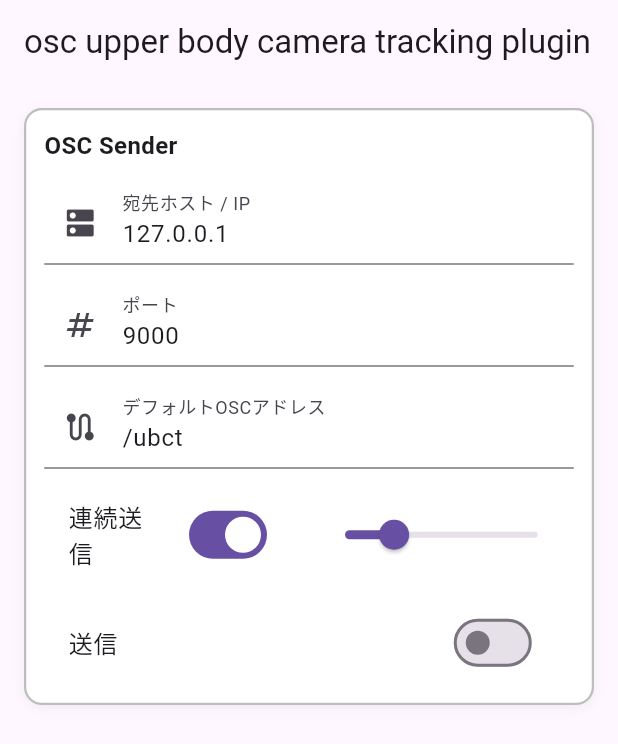
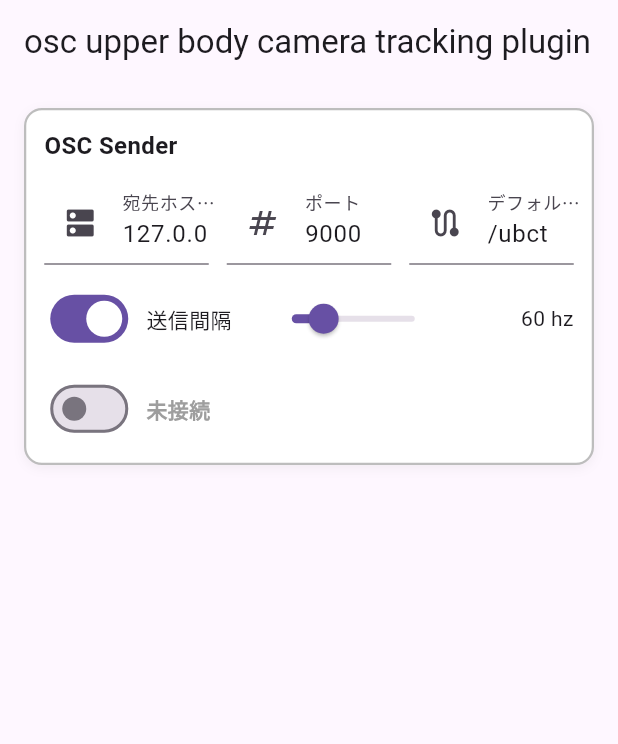
Before and after one commit to FRICK-ELDY/osc_ubct, a Flutter app: the screen it shows after launch, on a phone screen of 412 x 824 dp. Shown: the top 744 px of the screen. Run offline on Flutter 3.47's test engine with Material 3 defaults, Android fonts, the phone set to English and light mode, and no system bars; our stand-ins replace plugin_platform_interface, web.

Commit message:
fix sender panel

```diff
--- a/example/lib/ui/osc_sender_panel/osc_sender_panel_view.dart
+++ b/example/lib/ui/osc_sender_panel/osc_sender_panel_view.dart
@@ -20,8 +20,15 @@ mixin OscSenderPanelView on State<OscSenderPanel>, _OscSenderAPI {
             ),
             const SizedBox(height: 12),
 
+            LayoutBuilder(
+              builder: (context, constraints) {
+                return Row(
+                  crossAxisAlignment: CrossAxisAlignment.start,
+                  children: [
                     // 宛先ホスト/IP
-            TextFormField(
+                    Flexible(
+                      flex: 1,
+                      child: TextFormField(
                         controller: st.hostCtl,
                         decoration: const InputDecoration(
                           labelText: '宛先ホスト / IP',
@@ -30,10 +37,13 @@ mixin OscSenderPanelView on State<OscSenderPanel>, _OscSenderAPI {
                         ),
                         validator: st.validateHost,
                       ),
-            const SizedBox(height: 12),
+                    ),
+                    const SizedBox(width: 12),
 
                     // ポート
-            TextFormField(
+                    Flexible(
+                      flex: 1,
+                      child: TextFormField(
                         controller: st.portCtl,
                         decoration: const InputDecoration(
                           labelText: 'ポート',
@@ -43,10 +53,13 @@ mixin OscSenderPanelView on State<OscSenderPanel>, _OscSenderAPI {
                         keyboardType: TextInputType.number,
                         validator: st.validatePort,
                       ),
-            const SizedBox(height: 12),
+                    ),
+                    const SizedBox(width: 12),
 
                     // デフォルトOSCアドレス
-            TextFormField(
+                    Flexible(
+                      flex: 1,
+                      child: TextFormField(
                         controller: st.addrCtl,
                         decoration: const InputDecoration(
                           labelText: 'デフォルトOSCアドレス',
@@ -55,42 +68,78 @@ mixin OscSenderPanelView on State<OscSenderPanel>, _OscSenderAPI {
                         ),
                         validator: st.validateAddress,
                       ),
+                    ),
+                  ],
+                );
+              },
+            ),
             const SizedBox(height: 12),
 
-            // 連続送信 On/Off ＋ レート
+            // 連続送信 On/Off ＋ レート（数値表示つき： [toggle] [連続送信] [slider] [xx hz] ）
             Row(
               children: [
-                Expanded(
-                  child: SwitchListTile(
-                    title: const Text("連続送信"),
+                // [toggle(有効)]
+                Switch(
                   value: st.sendContinuously,
                   onChanged: (v) => toggleContinuous(v),
                 ),
-                ),
+                const SizedBox(width: 8),
+
+                // [text(連続送信)]
+                const Text('送信間隔'),
+
+                const SizedBox(width: 16),
+
+                // [slider(1~240)]（無効時は操作不可＆半透明）
                 Expanded(
                   child: Opacity(
-                    opacity: st.sendContinuously ? 1 : 0.5,
+                    opacity: st.sendContinuously ? 1.0 : 0.5,
+                    child: IgnorePointer(
+                      ignoring: !st.sendContinuously,
                       child: Slider(
                         value: st.rateLimitHz.clamp(1, 240),
                         min: 1,
                         max: 240,
                         divisions: 239,
-                      label: '${st.rateLimitHz.toStringAsFixed(0)} Hz',
-                      onChanged: st.sendContinuously
-                          ? (v) => changeRate(v)
-                          : null,
+                        onChanged: (v) => changeRate(v),
                       ),
+                    ),
+                  ),
+                ),
+
+                const SizedBox(width: 12),
+
+                // [text(xx hz)] 右寄せで固定幅
+                SizedBox(
+                  width: 70,
+                  child: Text(
+                    '${st.rateLimitHz.toStringAsFixed(0)} hz',
+                    textAlign: TextAlign.right,
                   ),
                 ),
               ],
             ),
             const SizedBox(height: 12),
 
-            // 送信 On/Off
-            SwitchListTile(
-              title: const Text("送信"),
+            // 送信 On/Off（[toggle] [接続/未接続]）
+            Row(
+              children: [
+                // [toggle(無効/有効)]
+                Switch(
                   value: st.isSending,
                   onChanged: toggleSend,
+                ),
+                const SizedBox(width: 8),
+
+                // [text(接続/未接続)]
+                Text(
+                  st.isSending ? '接続' : '未接続',
+                  style: TextStyle(
+                    color: st.isSending ? Colors.green : Colors.grey,
+                    fontWeight: FontWeight.w600,
+                  ),
+                ),
+              ],
             ),
           ],
         ),
```
Lines whose indentation alone changed are shown as unchanged.
